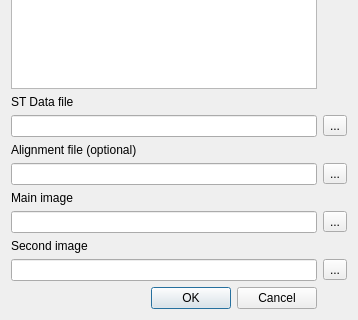
The window that assets/ui/datasetImporter.ui (jfnavarro/st_viewer) describes before a commit, drawn with Qt 5; both pictures show x 0 to 358 and y 409 to 729 of the 358 by 729 pixel window.
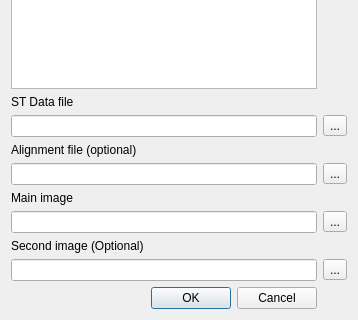
The same window after the commit.

Commit message: Removed minimap, fixed a bug with min zoom of image and simplified the import of dataset option

Diff of the .ui file:
```diff
--- a/assets/ui/datasetImporter.ui
+++ b/assets/ui/datasetImporter.ui
@@ -108,7 +108,7 @@
    <item row="14" column="0">
     <widget class="QLabel" name="label_5">
      <property name="text">
-      <string>Second image</string>
+      <string>Second image (Optional)</string>
      </property>
     </widget>
    </item>
```
The commit also changes 16 other files.
